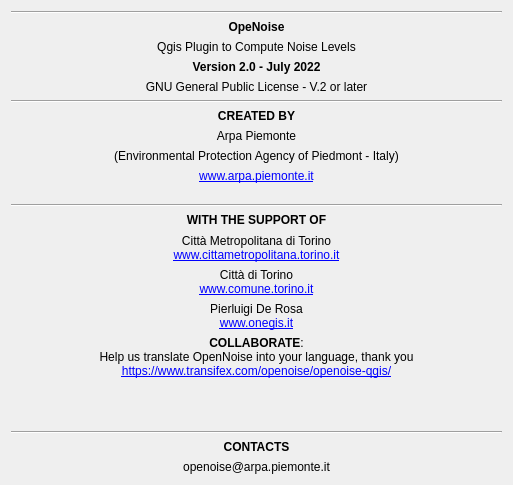
Old version of the form tools/ui_Informations.ui in the repository pierluigiderosa/openoise.
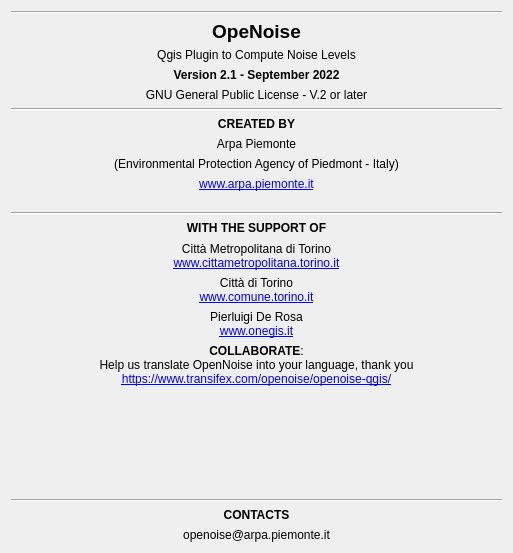
New version of the form.

Commit message: - string corrections

```diff
--- a/tools/ui_Informations.ui
+++ b/tools/ui_Informations.ui
@@ -7,7 +7,7 @@
     <x>0</x>
     <y>0</y>
     <width>513</width>
-    <height>485</height>
+    <height>553</height>
    </rect>
   </property>
   <property name="sizePolicy">
@@ -47,11 +47,11 @@
      <property name="maximumSize">
       <size>
        <width>16777215</width>
-       <height>15</height>
+       <height>22</height>
       </size>
      </property>
      <property name="text">
-      <string>&lt;html&gt;&lt;head/&gt;&lt;body&gt;&lt;p&gt;&lt;span style=&quot; font-weight:600;&quot;&gt;OpeNoise&lt;/span&gt;&lt;/p&gt;&lt;/body&gt;&lt;/html&gt;</string>
+      <string>&lt;html&gt;&lt;head/&gt;&lt;body&gt;&lt;p&gt;&lt;span style=&quot; font-size:14pt; font-weight:600;&quot;&gt;OpeNoise&lt;/span&gt;&lt;/p&gt;&lt;/body&gt;&lt;/html&gt;</string>
      </property>
      <property name="alignment">
       <set>Qt::AlignCenter</set>
@@ -95,7 +95,7 @@
       </size>
      </property>
      <property name="text">
-      <string>&lt;html&gt;&lt;head/&gt;&lt;body&gt;&lt;p&gt;&lt;span style=&quot; font-weight:600;&quot;&gt;Version 2.0 - July 2022&lt;/span&gt;&lt;/p&gt;&lt;/body&gt;&lt;/html&gt;</string>
+      <string>&lt;html&gt;&lt;head/&gt;&lt;body&gt;&lt;p&gt;&lt;span style=&quot; font-weight:600;&quot;&gt;Version 2.1 - September 2022&lt;/span&gt;&lt;/p&gt;&lt;/body&gt;&lt;/html&gt;</string>
      </property>
      <property name="alignment">
       <set>Qt::AlignCenter</set>
```
The commit also changes 2 other files.
